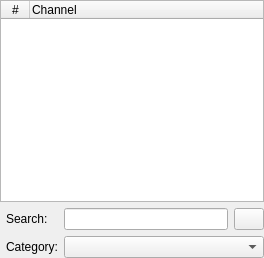
Old version of the form src/ui/PlaylistWidget.ui in the repository ntadej/tano.
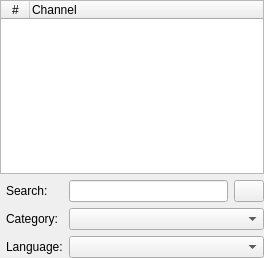
New version of the form. Icons and pictures are not drawn.

Commit message: Language filter for playlists

What changed in the file:
```diff
--- a/src/ui/PlaylistWidget.ui
+++ b/src/ui/PlaylistWidget.ui
@@ -78,6 +78,20 @@
      </property>
     </widget>
    </item>
+   <item row="3" column="1">
+    <widget class="QLabel" name="labelLanguage">
+     <property name="text">
+      <string>Language:</string>
+     </property>
+    </widget>
+   </item>
+   <item row="3" column="2" colspan="2">
+    <widget class="QComboBox" name="languageBox">
+     <property name="maxVisibleItems">
+      <number>50</number>
+     </property>
+    </widget>
+   </item>
   </layout>
  </widget>
  <resources>
```
Left out of the diff: 2 changed lines with no effect on the pictures. The commit also changes 7 other files.
